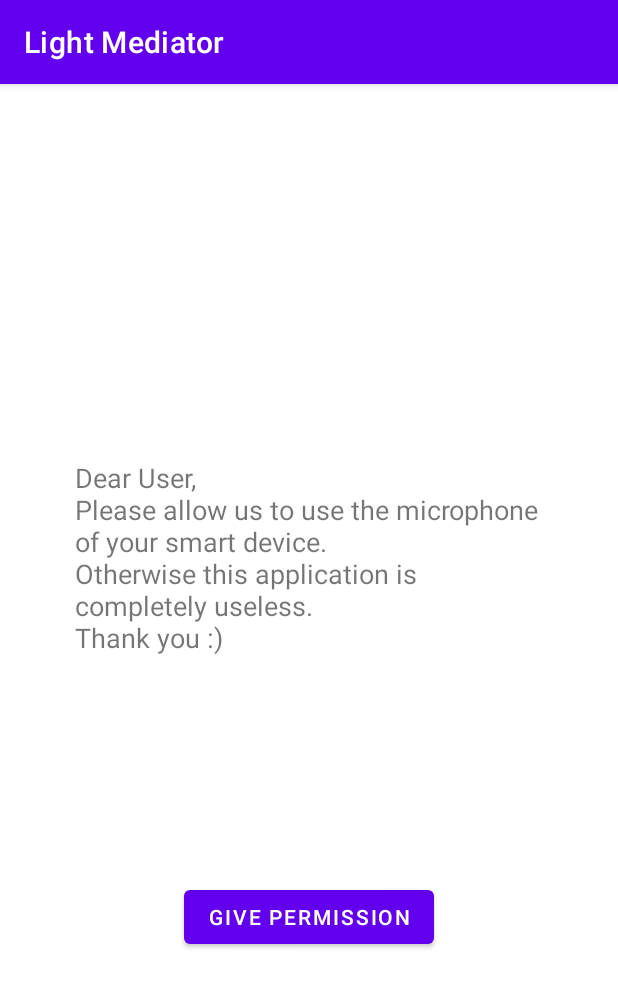
After one commit to susmonteiro/LightMediatorApp, an Android app: the RequestPermissionActivity screen opened directly, with no data from a screen before it, on a phone screen of 412 x 824 dp. The commit adds this screen. Shown: the top 987 px of the screen. Run offline under Robolectric (Android 15) with nearby library versions, the phone set to English and light mode, and no system bars.

Commit message:
add microphone permission request

```diff
--- a/app/build.gradle
+++ b/app/build.gradle
@@ -47,4 +47,6 @@ dependencies {
     implementation 'androidx.constraintlayout:constraintlayout:2.1.3'
     implementation platform('software.amazon.awssdk:bom:2.15.0')
     implementation 'software.amazon.awssdk:transcribestreaming'
+    implementation 'androidx.activity:activity-ktx:1.4.0'
+    implementation 'androidx.fragment:fragment-ktx:1.4.1'
 }
--- a/app/src/main/AndroidManifest.xml
+++ b/app/src/main/AndroidManifest.xml
@@ -12,6 +12,9 @@
         android:roundIcon="@mipmap/ic_launcher_round"
         android:supportsRtl="true"
         android:theme="@style/Theme.LightMediator">
+        <activity
+            android:name=".RequestPermissionActivity"
+            android:exported="false" />
         <activity
             android:name=".TranscriptionActivity"
             android:exported="false" />
--- /dev/null
+++ b/app/src/main/java/ami/proj/lightmediator/RequestPermissionActivity.kt
@@ -0,0 +1,21 @@
+package ami.proj.lightmediator
+
+import ami.proj.lightmediator.databinding.ActivityRequestPermissionBinding
+import android.Manifest
+import androidx.appcompat.app.AppCompatActivity
+import android.os.Bundle
+
+class RequestPermissionActivity : AppCompatActivity() {
+
+    private lateinit var binding: ActivityRequestPermissionBinding
+
+    override fun onCreate(savedInstanceState: Bundle?) {
+        super.onCreate(savedInstanceState)
+        binding = ActivityRequestPermissionBinding.inflate(layoutInflater)
+        setContentView(binding.root)
+
+        binding.requestButton.setOnClickListener {
+            finish()
+        }
+    }
+}
--- a/app/src/main/java/ami/proj/lightmediator/TranscriptionActivity.kt
+++ b/app/src/main/java/ami/proj/lightmediator/TranscriptionActivity.kt
@@ -32,7 +32,7 @@ class TranscriptionActivity : AppCompatActivity() {
         val binding = ActivityTranscriptionBinding.inflate(layoutInflater)
         setContentView(binding.root)
 
-        ActivityCompat.requestPermissions(this, permissions,0)
+        /*ActivityCompat.requestPermissions(this, permissions,0)
 
         binding.recordButton.setOnClickListener{
             if (ContextCompat.checkSelfPermission(this,
@@ -41,7 +41,7 @@ class TranscriptionActivity : AppCompatActivity() {
             } else {
                 binding.transcriptionText.text = "Ready to record!"
             }
-        }
+        } */
 
         /*ActivityCompat.requestPermissions(this, permissions, REQUEST_RECORD_AUDIO_PERMISSION)
         if (permissionToRecordAccepted) {
--- /dev/null
+++ b/app/src/main/res/layout/activity_request_permission.xml
@@ -0,0 +1,32 @@
+<?xml version="1.0" encoding="utf-8"?>
+<androidx.constraintlayout.widget.ConstraintLayout xmlns:android="http://schemas.android.com/apk/res/android"
+    xmlns:app="http://schemas.android.com/apk/res-auto"
+    xmlns:tools="http://schemas.android.com/tools"
+    android:layout_width="match_parent"
+    android:layout_height="match_parent"
+    tools:context=".RequestPermissionActivity">
+
+    <TextView
+        android:id="@+id/request_text"
+        android:layout_width="wrap_content"
+        android:textSize="18dp"
+        android:layout_height="wrap_content"
+        android:paddingStart="50dp"
+        android:paddingEnd="50dp"
+        android:layout_marginTop="250dp"
+        app:layout_constraintStart_toStartOf="parent"
+        app:layout_constraintTop_toTopOf="parent"
+        app:layout_constraintEnd_toEndOf="parent"
+        android:text="@string/request_permission" />
+
+    <Button
+        android:layout_width="wrap_content"
+        android:layout_height="wrap_content"
+        app:layout_constraintStart_toStartOf="parent"
+        app:layout_constraintEnd_toEndOf="parent"
+        app:layout_constraintTop_toBottomOf="@id/request_text"
+        android:layout_marginTop="150dp"
+        android:text="@string/give_permission"
+        android:id="@+id/request_button"/>
+
+</androidx.constraintlayout.widget.ConstraintLayout>
--- a/app/src/main/res/values/strings.xml
+++ b/app/src/main/res/values/strings.xml
@@ -7,4 +7,6 @@
     <string name="end_conversation">End conversation</string>
     <string name="back">back</string>
     <string name="transcript">Transcript</string>
+    <string name="request_permission">Dear User,\nPlease allow us to use the microphone of your smart device.\nOtherwise this application is completely useless.\nThank you :)</string>
+    <string name="give_permission">Give permission</string>
 </resources>
```
Also changed, not shown: app/src/main/java/ami/proj/lightmediator/MainActivity.kt (+30 -0 lines).
